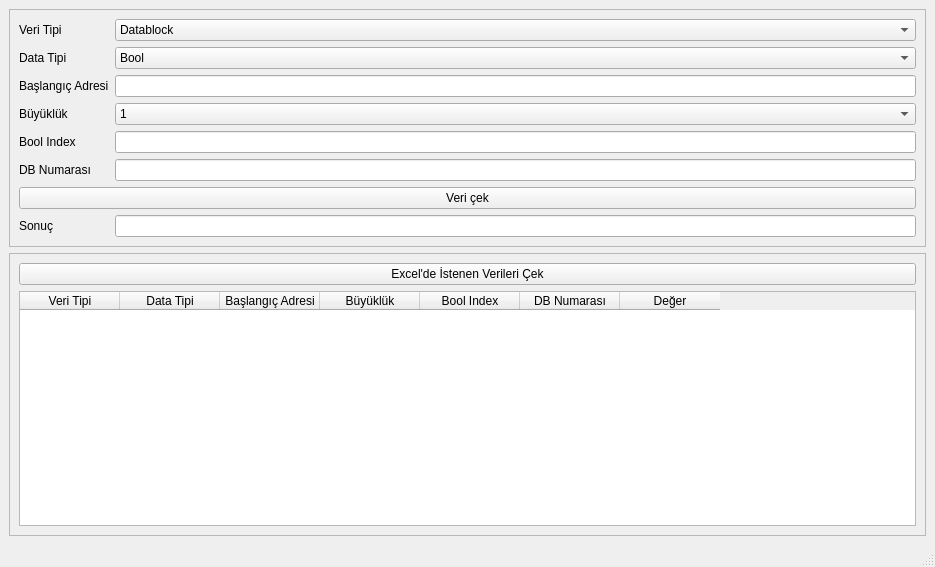
simalaybuke09/staj, file uis/main.ui: the form before one commit.
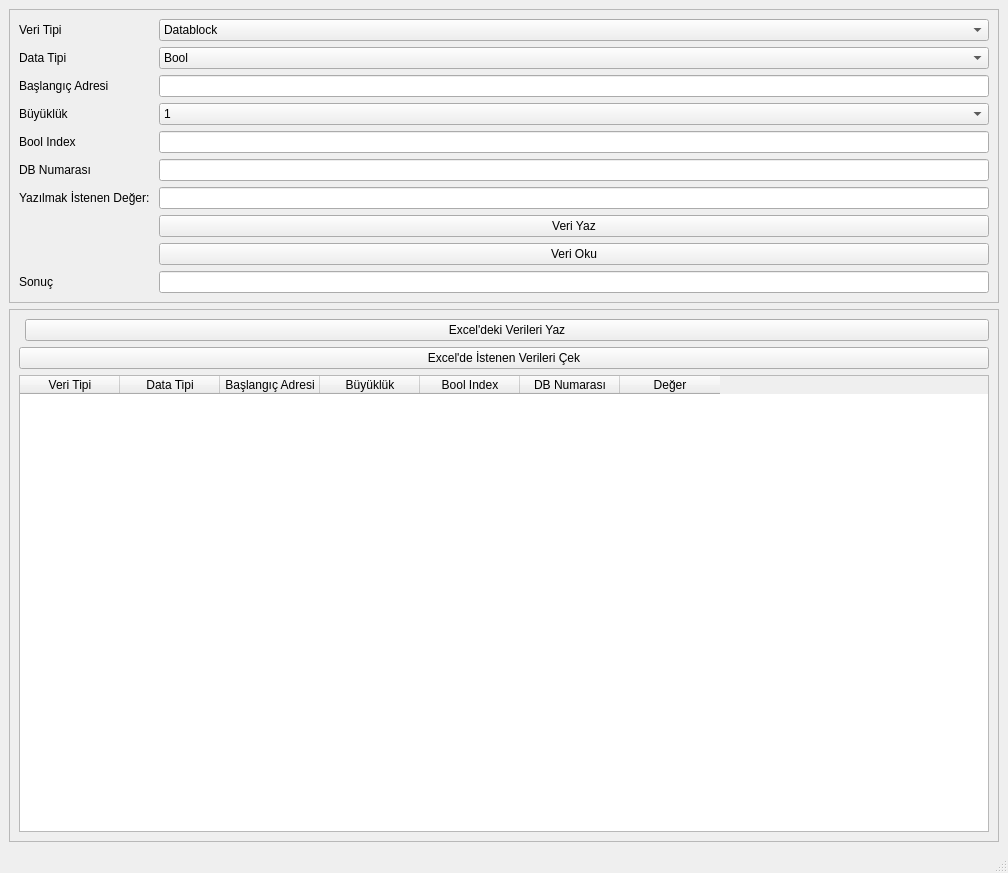
The form after the commit.

Commit message: PLC'ye veri yazma yapısı eklendi frontend de buna göre güncellendi

Patch:
```diff
--- a/uis/main.ui
+++ b/uis/main.ui
@@ -6,8 +6,8 @@
    <rect>
     <x>0</x>
     <y>0</y>
-    <width>935</width>
-    <height>567</height>
+    <width>1008</width>
+    <height>873</height>
    </rect>
   </property>
   <property name="windowTitle">
@@ -15,7 +15,7 @@
   </property>
   <widget class="QWidget" name="centralwidget">
    <layout class="QVBoxLayout" name="verticalLayout">
-    <item alignment="Qt::AlignTop">
+    <item>
      <widget class="QFrame" name="frame">
       <property name="frameShape">
        <enum>QFrame::StyledPanel</enum>
@@ -23,46 +23,90 @@
       <property name="frameShadow">
        <enum>QFrame::Raised</enum>
       </property>
-      <layout class="QFormLayout" name="formLayout_2">
+      <layout class="QGridLayout" name="gridLayout">
+       <item row="9" column="0">
+        <widget class="QLabel" name="label_5">
+         <property name="text">
+          <string>Sonuç</string>
+         </property>
+        </widget>
+       </item>
+       <item row="6" column="0">
+        <widget class="QLabel" name="label_8">
+         <property name="text">
+          <string>Yazılmak İstenen Değer: </string>
+         </property>
+        </widget>
+       </item>
+       <item row="3" column="2">
+        <widget class="QComboBox" name="size">
+         <item>
+          <property name="text">
+           <string>1</string>
+          </property>
+         </item>
+         <item>
+          <property name="text">
+           <string>2</string>
+          </property>
+         </item>
+         <item>
+          <property name="text">
+           <string>4</string>
+          </property>
+         </item>
+         <item>
+          <property name="text">
+           <string>254</string>
+          </property>
+         </item>
+        </widget>
+       </item>
+       <item row="4" column="0">
+        <widget class="QLabel" name="label_6">
+         <property name="text">
+          <string>Bool Index</string>
+         </property>
+        </widget>
+       </item>
+       <item row="4" column="2">
+        <widget class="QLineEdit" name="boolIndex"/>
+       </item>
+       <item row="5" column="0">
+        <widget class="QLabel" name="label_7">
+         <property name="text">
+          <string>DB Numarası</string>
+         </property>
+        </widget>
+       </item>
+       <item row="5" column="2">
+        <widget class="QLineEdit" name="db_number"/>
+       </item>
+       <item row="2" column="2">
+        <widget class="QLineEdit" name="startAddress"/>
+       </item>
+       <item row="3" column="0">
+        <widget class="QLabel" name="label_4">
+         <property name="text">
+          <string>Büyüklük</string>
+         </property>
+        </widget>
+       </item>
+       <item row="8" column="2">
+        <widget class="QPushButton" name="submit">
+         <property name="text">
+          <string>Veri Oku</string>
+         </property>
+        </widget>
+       </item>
        <item row="1" column="0">
-        <widget class="QLabel" name="label">
-         <property name="text">
-          <string>Veri Tipi</string>
-         </property>
-        </widget>
-       </item>
-       <item row="1" column="1">
-        <widget class="QComboBox" name="veri">
-         <item>
-          <property name="text">
-           <string>Datablock</string>
-          </property>
-         </item>
-         <item>
-          <property name="text">
-           <string>Input</string>
-          </property>
-         </item>
-         <item>
-          <property name="text">
-           <string>Output</string>
-          </property>
-         </item>
-         <item>
-          <property name="text">
-           <string>Marker</string>
-          </property>
-         </item>
-        </widget>
-       </item>
-       <item row="2" column="0">
         <widget class="QLabel" name="label_2">
          <property name="text">
           <string>Data Tipi</string>
          </property>
         </widget>
        </item>
-       <item row="2" column="1">
+       <item row="1" column="2">
         <widget class="QComboBox" name="data">
          <item>
           <property name="text">
@@ -101,28 +145,25 @@
          </item>
         </widget>
        </item>
-       <item row="3" column="0">
+       <item row="2" column="0">
         <widget class="QLabel" name="label_3">
          <property name="text">
           <string>Başlangıç Adresi</string>
          </property>
         </widget>
        </item>
-       <item row="3" column="1">
-        <widget class="QLineEdit" name="startAddress"/>
-       </item>
-       <item row="4" column="0">
-        <widget class="QLabel" name="label_4">
+       <item row="0" column="0">
+        <widget class="QLabel" name="label">
          <property name="text">
-          <string>Büyüklük</string>
+          <string>Veri Tipi</string>
          </property>
         </widget>
        </item>
-       <item row="4" column="1">
-        <widget class="QComboBox" name="size">
+       <item row="0" column="2">
+        <widget class="QComboBox" name="veri">
          <item>
           <property name="text">
-           <string>1</string>
+           <string>Datablock</string>
           </property>
          </item>
          <item>
@@ -142,43 +183,19 @@
          </item>
         </widget>
        </item>
-       <item row="5" column="0">
-        <widget class="QLabel" name="label_6">
+       <item row="7" column="2">
+        <widget class="QPushButton" name="pushButton">
          <property name="text">
-          <string>Bool Index</string>
+          <string>Veri Yaz</string>
          </property>
         </widget>
        </item>
-       <item row="11" column="0" colspan="2">
-        <widget class="QPushButton" name="submit">
-         <property name="text">
-          <string>Veri çek</string>
-         </property>
-        </widget>
+       <item row="6" column="2">
+        <widget class="QLineEdit" name="deger"/>
        </item>
-       <item row="12" column="1">
+       <item row="9" column="2">
         <widget class="QLineEdit" name="result"/>
        </item>
-       <item row="5" column="1">
-        <widget class="QLineEdit" name="boolIndex"/>
-       </item>
-       <item row="7" column="1">
-        <widget class="QLineEdit" name="db_number"/>
-       </item>
-       <item row="12" column="0">
-        <widget class="QLabel" name="label_5">
-         <property name="text">
-          <string>Sonuç</string>
-         </property>
-        </widget>
-       </item>
-       <item row="7" column="0">
-        <widget class="QLabel" name="label_7">
-         <property name="text">
-          <string>DB Numarası</string>
-         </property>
-        </widget>
-       </item>
       </layout>
      </widget>
     </item>
@@ -237,6 +254,13 @@
          </column>
         </widget>
        </item>
+       <item row="0" column="1">
+        <widget class="QPushButton" name="ExcelWriteButton">
+         <property name="text">
+          <string>Excel'deki Verileri Yaz</string>
+         </property>
+        </widget>
+       </item>
       </layout>
      </widget>
     </item>
```
Left out of the diff: 6 changed lines with no effect on the pictures. The commit also changes 5 other files.
